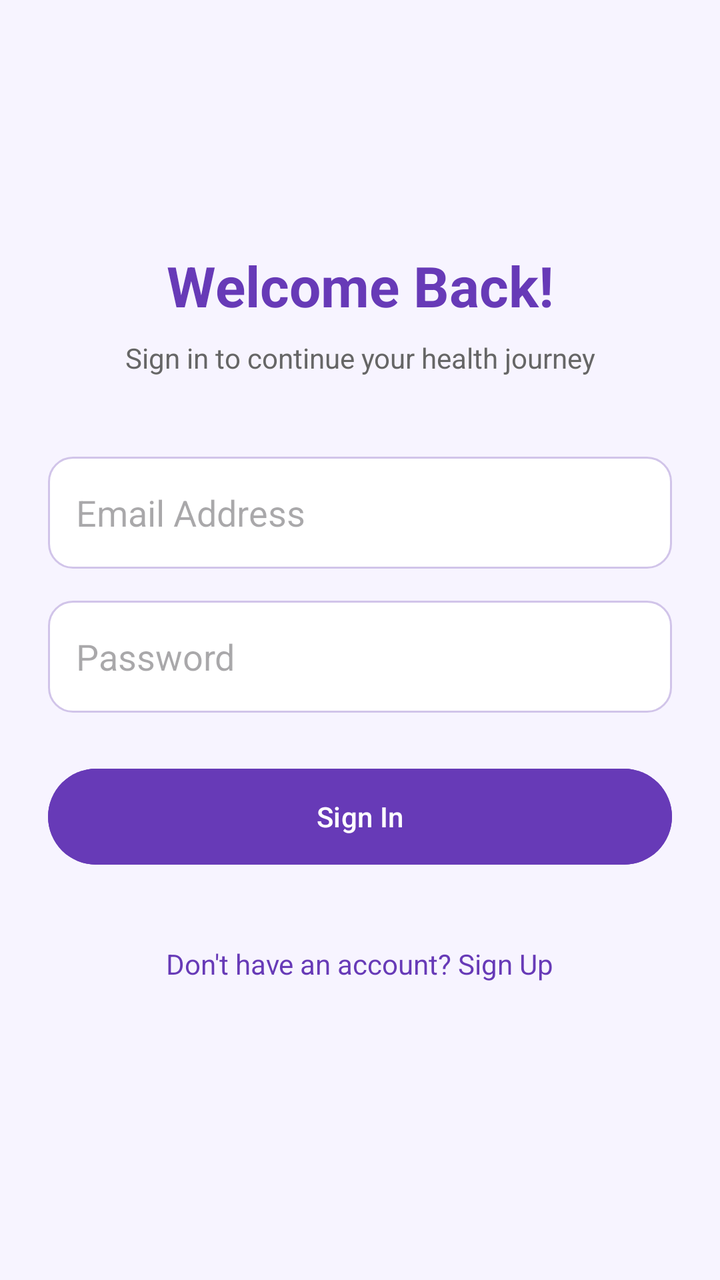
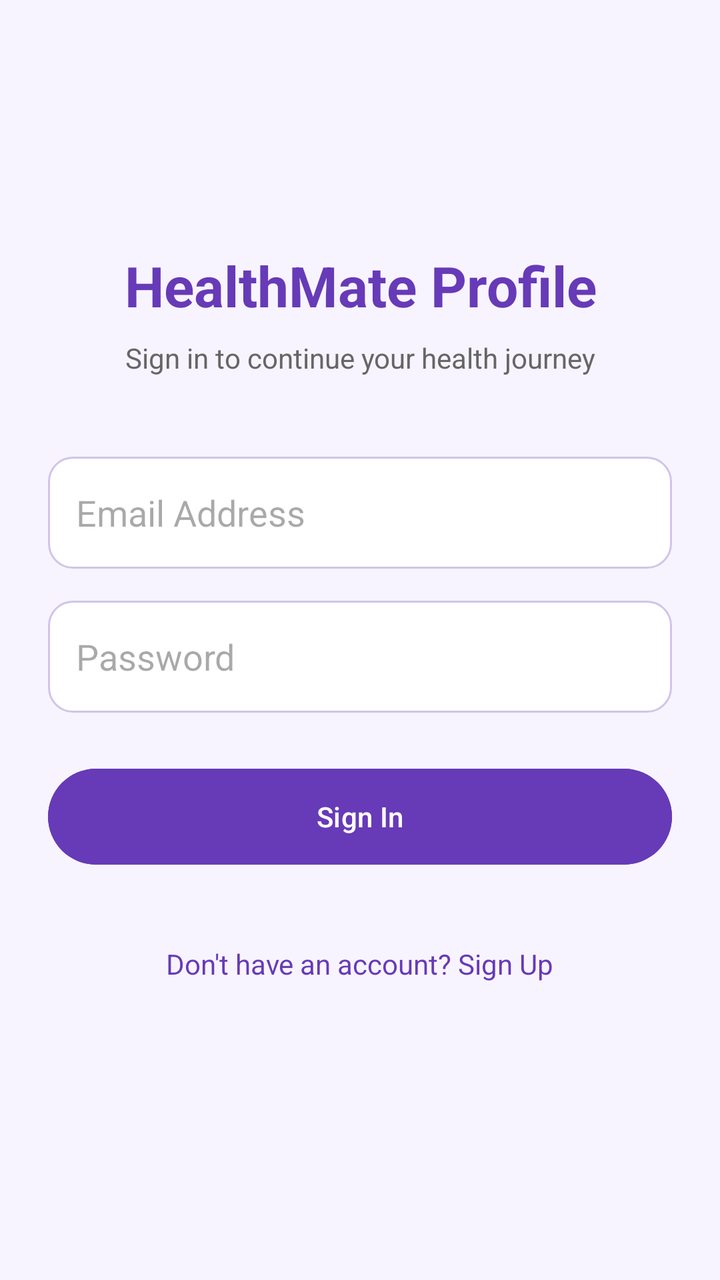

Two renders of the same Android screen: before a commit and after it. Below are the layout's source before the change and the commit's diff.
<!-- AndroidManifest.xml: application theme Theme.HealthMate -->
<!-- res/layout/activity_sign_in.xml -->
<?xml version="1.0" encoding="utf-8"?>
<ScrollView
    xmlns:android="http://schemas.android.com/apk/res/android"
    android:id="@+id/main"
    android:layout_width="match_parent"
    android:layout_height="match_parent"
    android:fillViewport="true"
    android:background="#F7F4FF">

    <LinearLayout
        android:layout_width="match_parent"
        android:layout_height="wrap_content"
        android:orientation="vertical"
        android:padding="24dp"
        android:gravity="center_horizontal">

        <TextView
            android:layout_width="match_parent"
            android:layout_height="wrap_content"
            android:layout_marginTop="100dp"
            android:text="Welcome Back!"
            android:textColor="#673AB7"
            android:textSize="28sp"
            android:textStyle="bold"
            android:gravity="center" />

        <TextView
            android:layout_width="match_parent"
            android:layout_height="wrap_content"
            android:layout_marginTop="8dp"
            android:layout_marginBottom="40dp"
            android:text="Sign in to continue your health journey"
            android:textColor="#666666"
            android:textSize="14sp"
            android:gravity="center" />

        <EditText
            android:id="@+id/etSignInEmail"
            android:layout_width="match_parent"
            android:layout_height="56dp"
            android:layout_marginBottom="16dp"
            android:background="@drawable/bg_input_field"
            android:hint="Email Address"
            android:inputType="textEmailAddress"
            android:singleLine="true"
            android:padding="14dp" />

        <EditText
            android:id="@+id/etSignInPassword"
            android:layout_width="match_parent"
            android:layout_height="56dp"
            android:layout_marginBottom="24dp"
            android:background="@drawable/bg_input_field"
            android:hint="Password"
            android:inputType="textPassword"
            android:singleLine="true"
            android:padding="14dp" />

        <Button
            android:id="@+id/btnSignIn"
            android:layout_width="match_parent"
            android:layout_height="56dp"
            android:text="Sign In"
            android:textAllCaps="false"
            android:textColor="#FFFFFF"
            android:backgroundTint="#673AB7" />

        <TextView
            android:id="@+id/tvGoToSignUp"
            android:layout_width="wrap_content"
            android:layout_height="wrap_content"
            android:layout_marginTop="28dp"
            android:text="Don't have an account? Sign Up"
            android:textColor="#673AB7"
            android:textSize="14sp"
            android:padding="8dp"
            android:clickable="true"
            android:focusable="true" />

    </LinearLayout>

</ScrollView>
<!-- resources referenced by this layout -->
<resources>
  <!-- drawable bg_input_field (drawable) -->
  <?xml version="1.0" encoding="utf-8"?>
  <shape xmlns:android="http://schemas.android.com/apk/res/android"
      android:shape="rectangle">
  
      <solid android:color="#FFFFFF" />
  
      <corners android:radius="12dp" />
  
      <stroke
          android:width="1dp"
          android:color="#D1C4E9" />
  
  </shape>
  <style name="Theme.HealthMate" parent="Base.Theme.HealthMate" />
  <style name="Base.Theme.HealthMate" parent="Theme.Material3.DayNight.NoActionBar">
          
          
      </style>
</resources>

<!-- the commit's change to res/layout/activity_sign_in.xml (unified diff, before → after) -->
@@ -18,7 +18,7 @@
             android:layout_width="match_parent"
             android:layout_height="wrap_content"
             android:layout_marginTop="100dp"
-            android:text="Welcome Back!"
+            android:text="HealthMate Profile"
             android:textColor="#673AB7"
             android:textSize="28sp"
             android:textStyle="bold"
